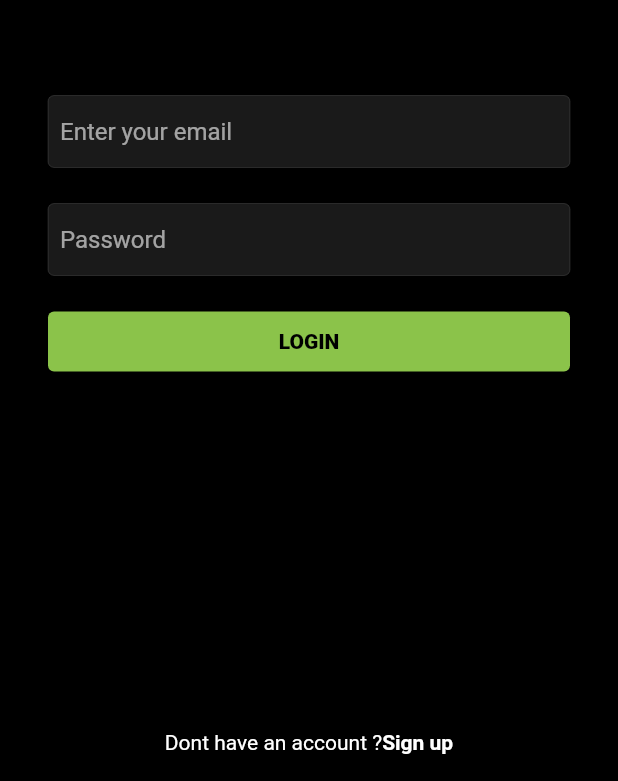
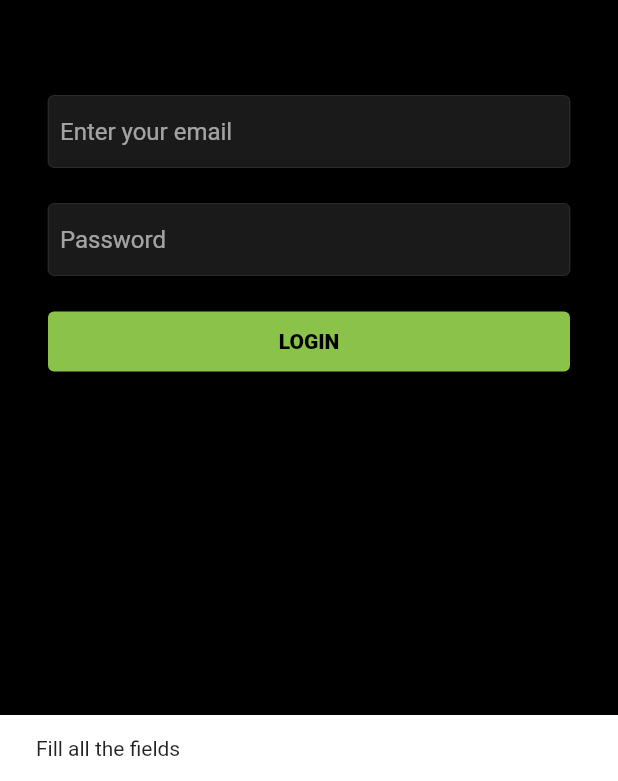
Before and after one commit to aadhitechie/picfeed, a Flutter app: the screen it shows after launch, after a tap on "LOGIN", on a phone screen of 412 x 824 dp, the part 455-1236 px from its top. Run offline on Flutter 3.47's test engine with Material 2 defaults, Android fonts, the phone set to English and light mode, and no system bars; our stand-ins replace cloud_firestore, firebase_auth, firebase_core, firebase_storage, google_fonts, image_picker; accounts and stored records are empty.

Commit message:
user data model created

```diff
--- a/lib/main.dart
+++ b/lib/main.dart
@@ -1,3 +1,4 @@
+import 'package:firebase_auth/firebase_auth.dart';
 import 'package:firebase_core/firebase_core.dart';
 import 'package:flutter/foundation.dart';
 import 'package:flutter/material.dart';
@@ -31,13 +32,35 @@ class MyApp extends StatelessWidget {
   @override
   Widget build(BuildContext context) {
     return MaterialApp(
-        debugShowCheckedModeBanner: false,
-        title: 'Picfeed',
-        theme: ThemeData.dark()
-            .copyWith(scaffoldBackgroundColor: mobileBackgroundColor),
-        // home: const ResponsiveLayout(
-        //     webScreenLayout: WebScreenLayout(),
-        //     mobileScreenLayout: MobileScreenLayout()));
-        home: LoginScreen());
+      debugShowCheckedModeBanner: false,
+      title: 'Picfeed',
+      theme: ThemeData.dark()
+          .copyWith(scaffoldBackgroundColor: mobileBackgroundColor),
+      home: StreamBuilder(
+        stream: FirebaseAuth.instance.authStateChanges(),
+        builder: (context, snapshot) {
+          if (snapshot.connectionState == ConnectionState.active) {
+            if (snapshot.hasData) {
+              return const ResponsiveLayout(
+                webScreenLayout: WebScreenLayout(),
+                mobileScreenLayout: MobileScreenLayout(),
+              );
+            } else if (snapshot.hasError) {
+              return Center(
+                child: Text('${snapshot.error}'),
+              );
+            }
+          }
+          if (snapshot.connectionState == ConnectionState.waiting) {
+            return const Center(
+              child: CircularProgressIndicator(
+                color: primaryColor,
+              ),
+            );
+          }
+          return const LoginScreen();
+        },
+      ),
+    );
   }
 }
--- /dev/null
+++ b/lib/models/user.dart
@@ -0,0 +1,27 @@
+class User {
+  final String email;
+  final String uid;
+  final String photoUrl;
+  final String username;
+  final String bio;
+  final List followers;
+  final List following;
+  const User({
+    required this.email,
+    required this.uid,
+    required this.photoUrl,
+    required this.username,
+    required this.bio,
+    required this.followers,
+    required this.following,
+  });
+  Map<String, dynamic> toJson() => {
+        'username': username,
+        'uid': uid,
+        'email': email,
+        'photoUrl': photoUrl,
+        'bio': bio,
+        'followers': followers,
+        'following': following,
+      };
+}
--- a/lib/resources/auth_methods.dart
+++ b/lib/resources/auth_methods.dart
@@ -1,16 +1,79 @@
+import 'package:cloud_firestore/cloud_firestore.dart';
 import 'package:firebase_auth/firebase_auth.dart';
-import 'package:flutter/material.dart';
-import 'package:flutter/services.dart';
+import 'package:flutter/foundation.dart';
+import 'package:picfeed/resources/storage_methods.dart';
+import '../models/user.dart' as model;
 
-// class AuthMethods {
-//   final FirebaseAuth _auth = FirebaseAuth.instance;
+class AuthMethods {
+  final FirebaseAuth _auth = FirebaseAuth.instance;
+  final FirebaseFirestore _firestore = FirebaseFirestore.instance;
+  Future<String> signUpUser({
+    required String email,
+    required String password,
+    required String username,
+    required String bio,
+    required Uint8List file,
+  }) async {
+    String res = 'Some error occured';
+    try {
+      if (email.isNotEmpty ||
+          password.isNotEmpty ||
+          password.length > 5 ||
+          username.isNotEmpty ||
+          bio.isNotEmpty ||
+          file != null) {
+        UserCredential cred = await _auth.createUserWithEmailAndPassword(
+            email: email, password: password);
+        print(cred.user!.uid);
+        String photoUrl = await StorageMethods()
+            .uploadImageToStorage('profilePics', file, false);
+//
+//
+//
+        model.User user = model.User(
+            username: username,
+            uid: cred.user!.uid,
+            email: email,
+            bio: bio,
+            following: [],
+            followers: [],
+            photoUrl: photoUrl);
+//
+//
+//
+        await _firestore.collection('users').doc(cred.user!.uid).set(
+              user.toJson(),
+            );
+        res = 'success';
+      }
+    } catch (err) {
+      res = err.toString();
+    }
+    return res;
+  }
 
+//
+//
+//login
+//
+//
 
-//   Future<String>signUpUser({
-//     required String email,
-//     required String password,
-//     required String username,
-//     required String bio,
-//     required Uint8List file,
-//   });async{}
-// }
+  Future<String> loginUser({
+    required String email,
+    required String password,
+  }) async {
+    String res = 'Some error occured';
+    try {
+      if (email.isNotEmpty || password.isNotEmpty) {
+        await _auth.signInWithEmailAndPassword(
+            email: email, password: password);
+        res = 'success';
+      } else {
+        res = 'Fill all the fields';
+      }
+    } catch (err) {
+      res = err.toString();
+    }
+    return res;
+  }
+}
--- a/lib/screens/login_screen.dart
+++ b/lib/screens/login_screen.dart
@@ -1,9 +1,17 @@
 import 'package:flutter/material.dart';
-import 'package:flutter_svg/flutter_svg.dart';
+
 import 'package:google_fonts/google_fonts.dart';
+import 'package:picfeed/resources/auth_methods.dart';
 import 'package:picfeed/screens/signup_screen.dart';
-import 'package:picfeed/utils/colors.dart';
+
+import 'package:picfeed/utils/utils.dart';
 import 'package:picfeed/widgets/text_input_field.dart';
+
+import '../responsive/mobile_screen_layout.dart';
+import '../responsive/responsive_layout_screen.dart';
+import '../responsive/web_screen_layout.dart';
+
+GlobalKey<FormState> loginFormKey = GlobalKey<FormState>();
 
 class LoginScreen extends StatefulWidget {
   const LoginScreen({super.key});
@@ -15,6 +23,7 @@ class LoginScreen extends StatefulWidget {
 class _LoginScreenState extends State<LoginScreen> {
   final TextEditingController _emailController = TextEditingController();
   final TextEditingController _passwordController = TextEditingController();
+  bool _isLoading = false;
   final Shader linearGradientClr = const LinearGradient(
     colors: <Color>[
       Color.fromARGB(255, 68, 211, 218),
@@ -25,6 +34,35 @@ class _LoginScreenState extends State<LoginScreen> {
   void dispose() {
     _emailController.dispose();
     _passwordController.dispose();
+  }
+
+  void loginUser() async {
+    setState(() {
+      _isLoading = true;
+    });
+    String res = await AuthMethods().loginUser(
+        email: _emailController.text, password: _passwordController.text);
+    if (res == "success") {
+      Navigator.of(context).pushReplacement(
+        MaterialPageRoute(
+          builder: (context) => const ResponsiveLayout(
+            webScreenLayout: WebScreenLayout(),
+            mobileScreenLayout: MobileScreenLayout(),
+          ),
+        ),
+      );
+    } else {
+      // ignore: use_build_context_synchronously
+      showSnackBar(res, context);
+    }
+    setState(() {
+      _isLoading = false;
+    });
+  }
+
+  void navigateToSignUp() {
+    Navigator.of(context)
+        .push(MaterialPageRoute(builder: (context) => const SignUpScreen()));
   }
 
   @override
@@ -69,14 +107,18 @@ class _LoginScreenState extends State<LoginScreen> {
                 height: 24,
               ),
               InkWell(
-                onTap: () {},
+                onTap: loginUser,
                 child: Container(
                   // ignore: sort_child_properties_last
-                  child: const Text(
-                    'LOGIN',
-                    style: TextStyle(
-                        color: Colors.black, fontWeight: FontWeight.w900),
-                  ),
+                  child: _isLoading
+                      ? const Center(
+                          child: CircularProgressIndicator(),
+                        )
+                      : const Text(
+                          'LOGIN',
+                          style: TextStyle(
+                              color: Colors.black, fontWeight: FontWeight.w900),
+                        ),
                   width: double.infinity,
                   alignment: Alignment.center,
                   padding: const EdgeInsets.symmetric(vertical: 12),
@@ -106,13 +148,7 @@ class _LoginScreenState extends State<LoginScreen> {
                     padding: const EdgeInsets.symmetric(vertical: 8),
                   ),
                   GestureDetector(
-                    onTap: () {
-                      Navigator.of(context).push(
-                        MaterialPageRoute(
-                          builder: (context) => const SignUpScreen(),
-                        ),
-                      );
-                    },
+                    onTap: navigateToSignUp,
                     child: Container(
                       // ignore: sort_child_properties_last
                       child: const Text(
@@ -126,7 +162,7 @@ class _LoginScreenState extends State<LoginScreen> {
                   )
                 ],
               ),
-              SizedBox(
+              const SizedBox(
                 height: 10,
               )
             ],
--- /dev/null
+++ b/lib/utils/utils.dart
@@ -0,0 +1,15 @@
+import 'package:flutter/material.dart';
+import 'package:image_picker/image_picker.dart';
+
+pickImage(ImageSource source) async {
+  final ImagePicker _imagePicker = ImagePicker();
+  XFile? _file = await _imagePicker.pickImage(source: source);
+  if (_file != null) {
+    return await _file.readAsBytes();
+  }
+  print('no image selected');
+}
+
+showSnackBar(String content, BuildContext context) {
+  ScaffoldMessenger.of(context).showSnackBar(SnackBar(content: Text(content)));
+}
--- a/lib/widgets/text_input_field.dart
+++ b/lib/widgets/text_input_field.dart
@@ -5,7 +5,9 @@ class TextFieldInput extends StatelessWidget {
   final bool isPass;
   final String hintText;
   final TextInputType textInputType;
-  const TextFieldInput({
+  String? Function(String?)? validator;
+
+  TextFieldInput({
     super.key,
     required this.textEditingController,
     required this.isPass,
@@ -17,7 +19,7 @@ class TextFieldInput extends StatelessWidget {
   Widget build(BuildContext context) {
     final inputBorder =
         OutlineInputBorder(borderSide: Divider.createBorderSide(context));
-    return TextField(
+    return TextFormField(
       controller: textEditingController,
       decoration: InputDecoration(
         hintText: hintText,
--- a/pubspec.yaml
+++ b/pubspec.yaml
@@ -38,6 +38,7 @@ dependencies:
     sdk: flutter
   flutter_svg: ^1.1.6
   google_fonts: ^3.0.1
+  image_picker: ^0.8.6
 
 dev_dependencies:
   flutter_lints: ^2.0.0
```
Also changed, not shown: lib/resources/storage_methods.dart (added, +20 -0 lines), lib/screens/signup_screen.dart (+66 -18 lines), pubspec.lock.
